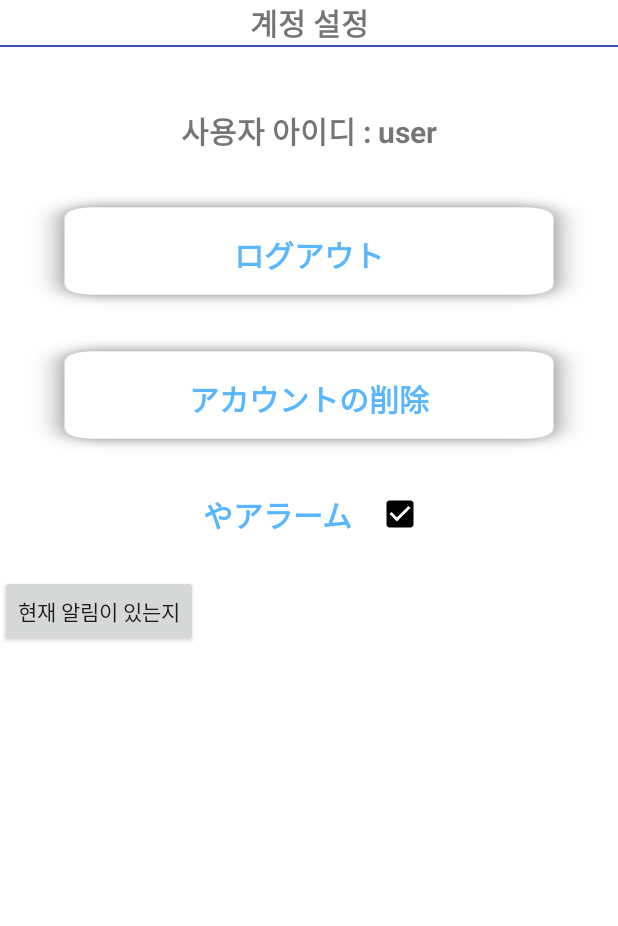
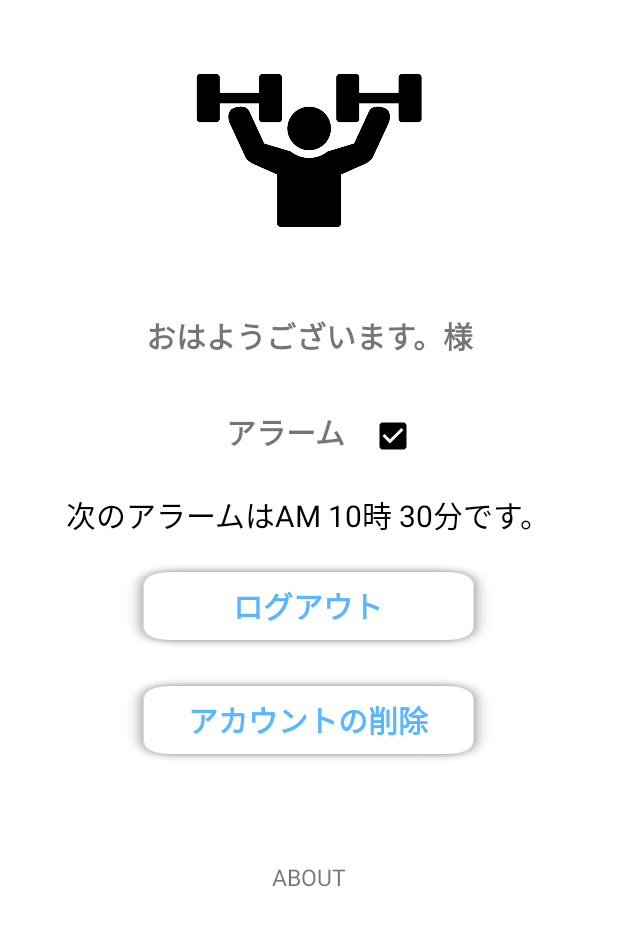
Before and after one commit to chamoosng/HometrainingApp, an Android app: the fragment FragmentMainSetting shown on its own in the app's theme, on a phone screen of 412 x 824 dp. Shown: the top 926 px of the screen. Run offline under Robolectric (Android 15) with nearby library versions, the phone set to English and light mode, and no system bars; our stand-ins replace Firebase (no records; nobody signed in at launch, a user with empty details on screens opened directly); libraries missing offline, so code that uses them is left out: com.firebase.ui.

Commit message:
Update ver2
アラーム、
カレンダー
アップロード

```diff
--- a/HealthMyself_git/app/src/main/java/com/example/healthmyself/Activity/MainActivity.kt
+++ b/HealthMyself_git/app/src/main/java/com/example/healthmyself/Activity/MainActivity.kt
@@ -1,6 +1,5 @@
 package com.example.healthmyself.Activity
 
-import android.content.Context
 import android.os.Bundle
 import android.view.View
 import androidx.appcompat.app.AppCompatActivity
@@ -31,4 +30,9 @@ class MainActivity : AppCompatActivity() {
     fun selectFragment(position : Int) {
         xml_main_viewpager.setCurrentItem(position, true)
     }
+
+    override fun onBackPressed() {
+        //안드로이드 백버튼 막기
+        return
+    }
 }
--- a/HealthMyself_git/app/src/main/java/com/example/healthmyself/Fragment/FragmentMainHome.kt
+++ b/HealthMyself_git/app/src/main/java/com/example/healthmyself/Fragment/FragmentMainHome.kt
@@ -41,7 +41,7 @@ class FragmentMainHome : Fragment() {
         val progress = view.findViewById<ProgressBar>(R.id.d_day)
 
         if(pref.getLong("d-day",time_x_pref)==0.toLong()){
-            tv_d_day.setText("d-day setting!")
+            tv_d_day.setText("d-??")
         }else{
             setting_d_day(pref, tv_d_day, progress)
         }
--- a/HealthMyself_git/app/src/main/java/com/example/healthmyself/Fragment/FragmentMainSetting.kt
+++ b/HealthMyself_git/app/src/main/java/com/example/healthmyself/Fragment/FragmentMainSetting.kt
@@ -1,6 +1,8 @@
 package com.example.healthmyself.Fragment
 
+import android.app.Activity.RESULT_OK
 import android.app.AlarmManager
+import android.app.AlertDialog
 import android.app.PendingIntent
 import android.content.Context
 import android.content.Intent
@@ -15,7 +17,9 @@ import android.widget.CheckBox
 import android.widget.TextView
 import android.widget.Toast
 import androidx.fragment.app.Fragment
+import androidx.fragment.app.FragmentTransaction
 import com.example.healthmyself.Activity.LoginActivity
+import com.example.healthmyself.Dialog.AboutDialog
 import com.example.healthmyself.Dialog.AccountDeleteDialog
 import com.example.healthmyself.Dialog.AlarmDialog
 import com.example.healthmyself.R
@@ -25,7 +29,8 @@ import com.google.firebase.auth.FirebaseAuth
 import com.google.firebase.auth.FirebaseUser
 
 class FragmentMainSetting : Fragment() {
-    var uid : String? = "";
+    var uid : String? = ""
+    var alarminfo : TextView? = null
     override fun onCreate(savedInstanceState: Bundle?) {
         super.onCreate(savedInstanceState)
     }
@@ -34,12 +39,15 @@ class FragmentMainSetting : Fragment() {
             inflater: LayoutInflater, container: ViewGroup?,
             savedInstanceState: Bundle?
     ): View? {
+
         val v = inflater.inflate(R.layout.fragment_main_setting, null)
         val text_uid = v.findViewById<TextView>(R.id.text_uid)
         val btn_logout = v.findViewById<TextView>(R.id.btn_logout)
+        val text_alarminfo = v.findViewById<TextView>(R.id.alarminfo_txt)
+        val text_about = v.findViewById<TextView>(R.id.txt_about)
+        alarminfo = text_alarminfo
         val btn_account_delete = v.findViewById<TextView>(R.id.btn_account_delete)
         val check_alarm = v.findViewById<CheckBox>(R.id.alarm_check)
-        val existalramCheck = v.findViewById<Button>(R.id.existAlarmCheck)
         btn_logout.setOnClickListener{ signoutAccount(v) }
         btn_account_delete.setOnClickListener{ showDeleteDialog() }
 
@@ -52,16 +60,25 @@ class FragmentMainSetting : Fragment() {
             if(isChecked) moveToSetAlarm()
             else
             {
-                Toast.makeText(requireContext(), "알람을 해제합니다", Toast.LENGTH_SHORT).show()
+                Toast.makeText(requireContext(), "アラームをキャンセルします。", Toast.LENGTH_SHORT).show()
                 cancelAlarm()
             }
         }
-
-        existalramCheck.setOnClickListener{ checkAlarm() }
+        text_about.setOnClickListener{ moveToAbout() }
         getUID();
-        text_uid.setText("사용자 아이디 : " + uid)
+        text_uid.setText("おはようございます。" + uid + "様")
+        updateAlarminfo()
 
         return v
+    }
+
+    override fun onActivityResult(requestCode: Int, resultCode: Int, data: Intent?) {
+        super.onActivityResult(requestCode, resultCode, data)
+        if(requestCode==1){
+            if(resultCode==RESULT_OK){
+                updateAlarminfo()
+            }
+        }
     }
 
     private fun signoutAccount(v: View?){
@@ -69,7 +86,7 @@ class FragmentMainSetting : Fragment() {
                 .signOut(requireContext())
                 .addOnCompleteListener {
                     moveToMainActivity()
-                    Toast.makeText(requireContext(), "로그아웃 하셨습니다.", Toast.LENGTH_SHORT).show()
+                    Toast.makeText(requireContext(), "ログアウトしました。", Toast.LENGTH_SHORT).show()
                 }
     }
     private fun deleteAccount(){
@@ -77,7 +94,7 @@ class FragmentMainSetting : Fragment() {
                 .delete(requireContext())
                 .addOnCompleteListener {
                     moveToMainActivity()
-                    Toast.makeText(requireContext(), "탈퇴 하셨습니다.", Toast.LENGTH_SHORT).show()
+                    Toast.makeText(requireContext(), "アカウントの削除をしました。", Toast.LENGTH_SHORT).show()
                 }
     }
     private fun showDeleteDialog() {
@@ -98,7 +115,8 @@ class FragmentMainSetting : Fragment() {
     }
 
     private fun moveToSetAlarm(){
-        startActivity(Intent(requireContext(), AlarmDialog::class.java))
+        val intent = Intent(requireContext(), AlarmDialog::class.java)
+        startActivityForResult(intent, 1)
     }
 
     private fun cancelAlarm(){
@@ -111,25 +129,34 @@ class FragmentMainSetting : Fragment() {
             val save: SharedPreferences = requireContext().getSharedPreferences("pref", 0)
             val edit = save.edit()
             edit.putBoolean("alarm", false)
+            val save2: SharedPreferences = requireContext().getSharedPreferences("daily alarm", 0)
+            val edit2 = save2.edit()
+            edit2.remove("Alarminfo")
             edit.apply()
+            edit2.apply()
+            updateAlarminfo()
         }
     }
-    private fun checkAlarm()
+
+    private fun moveToAbout(){
+        val intent = Intent(requireContext(), AboutDialog::class.java)
+        startActivity(intent)
+    }
+
+    public fun updateAlarminfo()
     {
-        val intent = Intent(requireContext(), AlarmReceiver::class.java)
-        val sender = PendingIntent.getBroadcast(requireContext(), 0, intent, PendingIntent.FLAG_NO_CREATE)
-        if(sender == null){
-            Toast.makeText(requireContext(), "알람이 없습니다.", Toast.LENGTH_SHORT).show()
-        }
-        else{
-            Toast.makeText(requireContext(), "알람이 있습니다. ", Toast.LENGTH_SHORT).show()
-        }
+        val save: SharedPreferences = requireContext().getSharedPreferences("daily alarm", 0)
+        val str = save.getString("Alarminfo", "")
+        if(str == "")
+            alarminfo?.setText("アラームがありません。")
+        else
+            alarminfo?.setText("次のアラームは"+str.toString()+"です。")
+    }
 
-    }
     private fun getUID()
     {
         val user : FirebaseUser = FirebaseAuth.getInstance().currentUser;
-        Log.d("e", "getUID: " + user.uid)
-        uid = user.uid.toString();
+        Log.d("e", "getUID: " + user.displayName)
+        uid = user.displayName.toString();
     }
 }
--- a/HealthMyself_git/app/src/main/res/layout/alarm_dialog.xml
+++ b/HealthMyself_git/app/src/main/res/layout/alarm_dialog.xml
@@ -5,7 +5,7 @@
     xmlns:tools="http://schemas.android.com/tools"
     android:layout_width="match_parent"
     android:layout_height="match_parent"
-    tools:context=".AlarmDialog">
+    tools:context=".Dialog.AlarmDialog">
 
     <TimePicker
         android:id="@+id/timePicker"
@@ -19,7 +19,7 @@
         android:timePickerMode="spinner"/>
 
     <Button
-        android:text="운동 알람 설정"
+        android:text="設定"
         android:layout_width="wrap_content"
         android:layout_height="wrap_content"
         app:layout_constraintLeft_toLeftOf="parent"
--- a/HealthMyself_git/app/src/main/res/layout/custom_dialog.xml
+++ b/HealthMyself_git/app/src/main/res/layout/custom_dialog.xml
@@ -67,7 +67,7 @@
                 android:layout_width="wrap_content"
                 android:layout_height="wrap_content"
                 android:layout_gravity="center"
-                android:text= "動画"/>
+                android:text= "体重"/>
             <EditText
                 android:id="@+id/put_txt_video"
                 android:layout_margin="10dp"
--- a/HealthMyself_git/app/src/main/res/layout/fragment_main_setting.xml
+++ b/HealthMyself_git/app/src/main/res/layout/fragment_main_setting.xml
@@ -4,34 +4,19 @@
     xmlns:tools="http://schemas.android.com/tools"
     android:layout_width="match_parent"
     android:layout_height="match_parent"
+    android:id="@+id/fragment_setting"
     android:orientation="vertical"
     tools:context=".Fragment.FragmentMainSetting">
 
-    <LinearLayout
-        android:layout_width="match_parent"
-        android:layout_height="wrap_content"
-        android:orientation="horizontal">
+    <ImageView
+        android:layout_width="wrap_content"
+        android:layout_height="200dp"
+        android:src="@drawable/applogo"/>
 
-        <TextView
-            android:layout_width="match_parent"
-            android:layout_height="wrap_content"
-            android:layout_gravity="center"
-            android:gravity="center"
-            android:text="계정 설정"
-            android:textSize="20dp"
-            android:textStyle="bold"
-            />
-
-    </LinearLayout>
-    <View
-        android:layout_width="match_parent"
-        android:layout_height="1dp"
-        android:layout_marginBottom="32dp"
-        android:background="#3F51B5"/>
 
     <TextView
         android:id="@+id/text_uid"
-        android:text="사용자 UID : uid"
+        android:text="おはようございます！ 000様"
         android:layout_width="match_parent"
         android:layout_height="48dp"
         android:layout_marginLeft="16dp"
@@ -42,34 +27,6 @@
         android:gravity="center"
         />
 
-    <TextView
-        android:id="@+id/btn_logout"
-        android:text="ログアウト"
-        android:layout_width="match_parent"
-        android:layout_height="80dp"
-        android:layout_marginLeft="16dp"
-        android:layout_marginRight="16dp"
-        android:layout_marginBottom="16dp"
-        android:textColor="@color/pastel_blue"
-        android:background="@drawable/main_button"
-        android:textSize="20dp"
-        android:textStyle="bold"
-        android:gravity="center"
-        />
-    <TextView
-        android:id="@+id/btn_account_delete"
-        android:text="アカウントの削除"
-        android:layout_width="match_parent"
-        android:layout_height="80dp"
-        android:layout_marginLeft="16dp"
-        android:layout_marginRight="16dp"
-        android:layout_marginBottom="16dp"
-        android:textColor="@color/pastel_blue"
-        android:background="@drawable/main_button"
-        android:textSize="20dp"
-        android:textStyle="bold"
-        android:gravity="center"
-        />
     <LinearLayout
         android:layout_width="wrap_content"
         android:layout_height="wrap_content"
@@ -78,10 +35,9 @@
 
         <TextView
             android:id="@+id/alarm_txt"
-            android:text="やアラーム"
-            android:layout_width="match_parent"
+            android:text="アラーム"
+            android:layout_width="wrap_content"
             android:layout_height="48dp"
-            android:textColor="@color/pastel_blue"
             android:layout_marginLeft="16dp"
             android:layout_marginRight="16dp"
             android:layout_marginBottom="16dp"
@@ -94,16 +50,64 @@
             android:id="@+id/alarm_check"
             android:layout_width="wrap_content"
             android:layout_height="wrap_content"
-            android:theme="@style/CustomCheckbox01"
-            android:paddingTop="10dp"
-            android:layout_marginRight="10dp"
+            android:gravity="center"
+            android:theme="@style/DialogTheme"
             />
 
     </LinearLayout>
-    <Button
-        android:id="@+id/existAlarmCheck"
+    <TextView
+        android:id="@+id/alarminfo_txt"
         android:layout_width="wrap_content"
         android:layout_height="wrap_content"
-        android:text="현재 알림이 있는지"/>
+        android:text="アラームがありません。"
+        android:textColor="@color/black"
+        android:textSize="20dp"
+        android:layout_gravity="center"
+        android:layout_marginBottom="16dp"/>
+
+    <TextView
+        android:id="@+id/btn_logout"
+        android:layout_width="250dp"
+        android:layout_height="60dp"
+        android:layout_marginLeft="16dp"
+        android:layout_marginRight="16dp"
+        android:layout_marginBottom="16dp"
+        android:background="@drawable/small_button"
+        android:layout_gravity="center"
+        android:gravity="center"
+        android:padding="10dp"
+        android:text="ログアウト"
+        android:textColor="@color/pastel_blue"
+        android:textSize="20dp"
+        android:textStyle="bold" />
+
+    <TextView
+        android:id="@+id/btn_account_delete"
+        android:layout_width="250dp"
+        android:layout_height="60dp"
+        android:layout_marginLeft="16dp"
+        android:layout_marginRight="16dp"
+        android:background="@drawable/small_button"
+        android:layout_gravity="center"
+        android:gravity="center"
+        android:padding="10dp"
+        android:text="アカウントの削除"
+        android:textColor="@color/pastel_blue"
+        android:textSize="20dp"
+        android:textStyle="bold" />
+
+    <TextView
+        android:id="@+id/txt_about"
+        android:layout_width="wrap_content"
+        android:layout_height="wrap_content"
+        android:layout_marginTop="64dp"
+        android:layout_gravity="center"
+        android:text="about"
+        android:textAllCaps="true"
+        android:textSize="15dp"
+        android:clickable="true"/>
+
+
+
 
 </LinearLayout>
```
Also changed, not shown: HealthMyself_git/app/src/main/java/com/example/healthmyself/Adapter/CalendarAdapter.java (+1 -21 lines), HealthMyself_git/app/src/main/java/com/example/healthmyself/CustomClass/GetFirebaseData.java (+7 -3 lines), HealthMyself_git/app/src/main/java/com/example/healthmyself/Dialog/AboutDialog.java (added, +46 -0 lines), HealthMyself_git/app/src/main/java/com/example/healthmyself/Dialog/AlarmDialog.java (+10 -6 lines), HealthMyself_git/app/src/main/res/drawable-v24/day_background.xml (added, +8 -0 lines), HealthMyself_git/app/src/main/res/layout/about_dialog.xml (renamed from HealthMyself_git/app/src/main/res/layout/show_ex_dialog.xml, +61 -57 lines), HealthMyself_git/app/src/main/res/layout/fragment_main_calendar.xml (+17 -16 lines), HealthMyself_git/app/src/main/res/layout/fragment_main_video.xml (+20 -31 lines), HealthMyself_git/app/src/main/res/drawable-v24/small_button.9.png (added).
